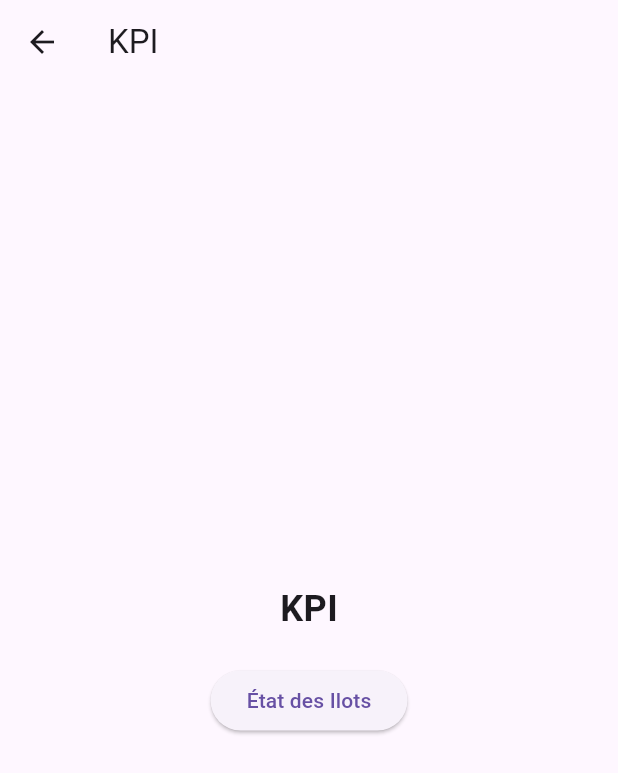
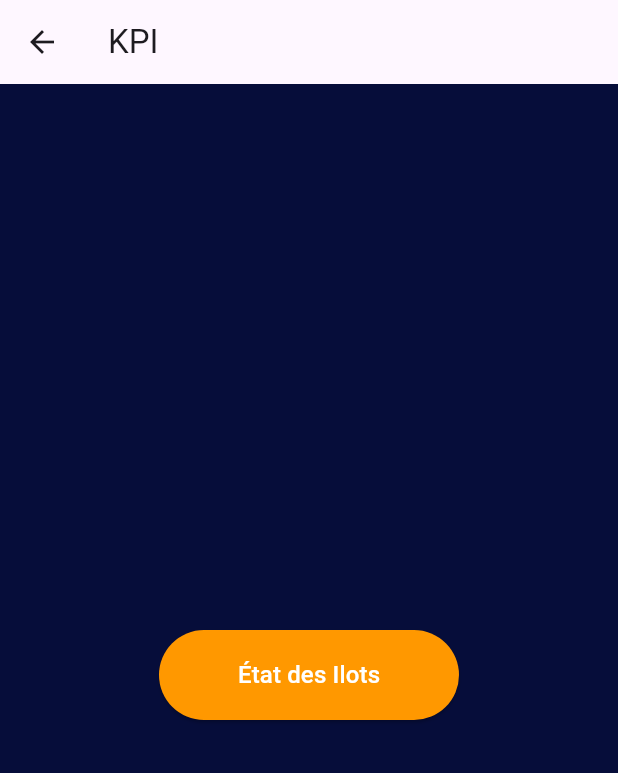
Before and after one commit to ghhada/AUDIT_5S, a Flutter app: the Button3Page screen opened directly, on a phone screen of 412 x 824 dp. Shown: the top 773 px of the screen. Run offline on Flutter 3.47's test engine with Material 3 defaults, Android fonts, the phone set to English and light mode, and no system bars; our stand-ins replace charts_flutter, firebase_analytics, firebase_core, firebase_database, fl_chart; accounts and stored records are empty.

Commit message:
Description de vos modifications

```diff
--- a/lib/buttons/KPI.dart
+++ b/lib/buttons/KPI.dart
@@ -8,28 +8,39 @@ class Button3Page extends StatelessWidget {
       appBar: AppBar(
         title: Text('KPI'),
       ),
-      body: Center(
+      body: Container(
+        color: Color(0xFF060D3A),
+        padding: EdgeInsets.all(20.0),
+        child: Center(
           child: Column(
             mainAxisAlignment: MainAxisAlignment.center,
             children: [
-            Text(
-              'KPI',
-              style: TextStyle(
-                fontSize: 24.0,
-                fontWeight: FontWeight.bold,
-              ),
-            ),
+
               SizedBox(height: 20),
-            ElevatedButton(
+              SizedBox(
+
+                child: ElevatedButton(
                   onPressed: () {
                     Navigator.push(
                       context,
                       MaterialPageRoute(builder: (context) => AllDataPage()),
                     );
                   },
-              child: Text('État des Ilots'),
+                  style: ElevatedButton.styleFrom(
+                    fixedSize: Size(200.0, 60.0), // Ajustement de la taille du bouton
+                    backgroundColor: Colors.orange, // Couleur de fond orangée
+                  ),
+                  child: Text(
+                    'État des Ilots',
+                    style: TextStyle(
+                      fontSize: 16.0, // Taille de texte du bouton réduite
+                      color: Colors.white, // Couleur du texte en blanc
+                    ),
+                  ),
+                ),
               ),
             ],
+          ),
         ),
       ),
     );
```
Also changed, not shown: lib/KPI/IlotsStatsPage.dart (+53 -12 lines), 1 other file. Lines whose indentation alone changed are shown as unchanged.
